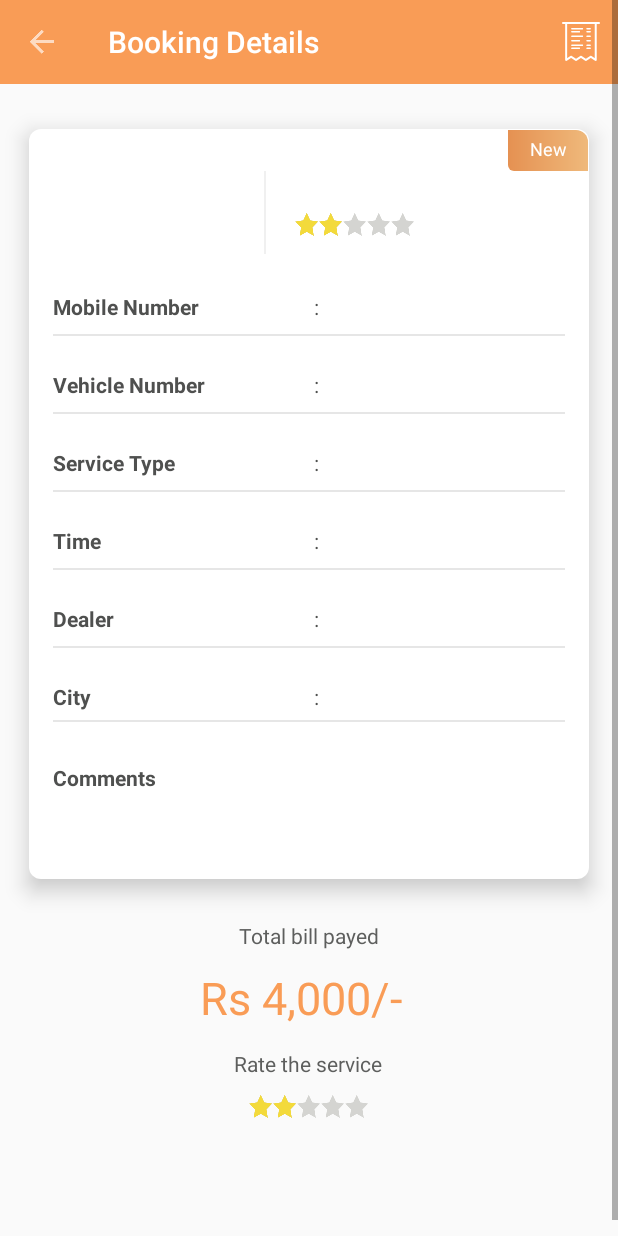
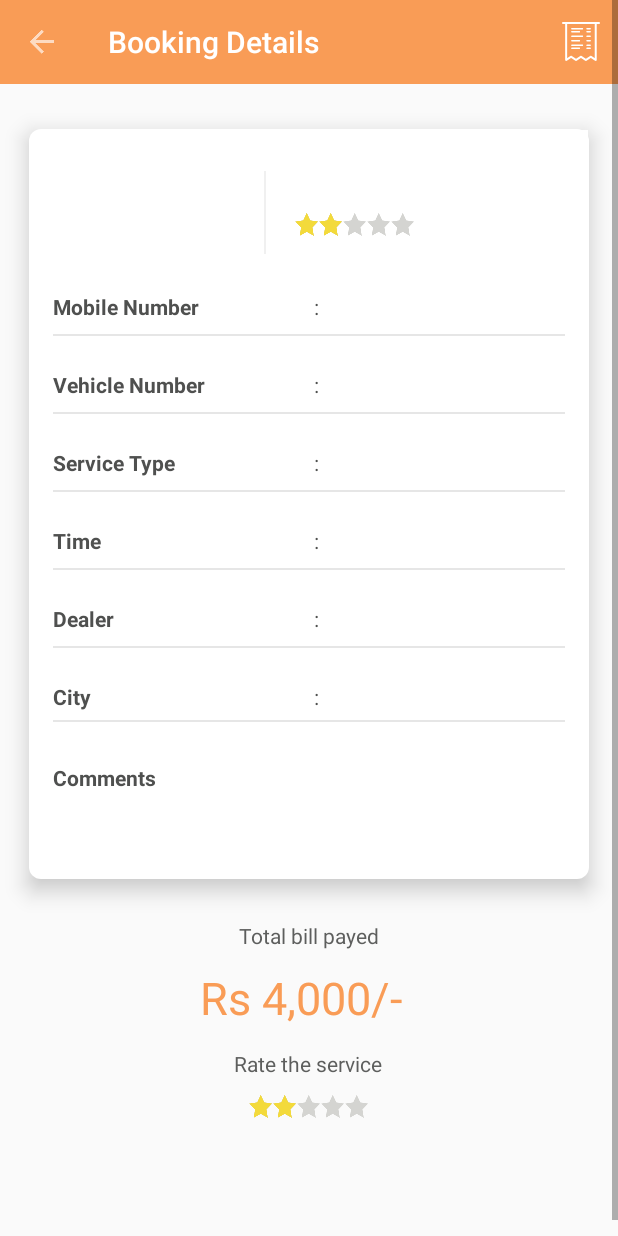
Before and after one commit to harolinvaz0397/RideApp-Training, an Android app: the BookingServiceDetails screen opened directly, with no data from a screen before it, on a phone screen of 412 x 824 dp. Run offline under Robolectric (Android 15) with nearby library versions, the phone set to English and light mode, and no system bars; our stand-ins replace data binding.

Commit message:
Changes to Service Details Screen

```diff
--- a/app/src/main/res/layout/activity_booking_service_details.xml
+++ b/app/src/main/res/layout/activity_booking_service_details.xml
@@ -51,13 +51,13 @@
                     android:layout_width="53dp"
                     android:layout_height="27dp"
                     android:layout_marginEnd="0dp"
-                    android:text="@string/new_service"
+                    android:text=""
                     android:layout_gravity="right"
                     android:textAlignment="center"
                     android:padding="4dp"
                     android:textColor="@color/white"
                     android:textSize="12sp"
-                    android:background="@drawable/rounded_textview"
+                    android:background="@color/white"
                     tools:ignore="RtlCompat" />
 
                 <LinearLayout
```
Also changed, not shown: app/src/main/java/com/example/finalrideapp/view/home/BookingServiceDetails.kt (+9 -1 lines).
